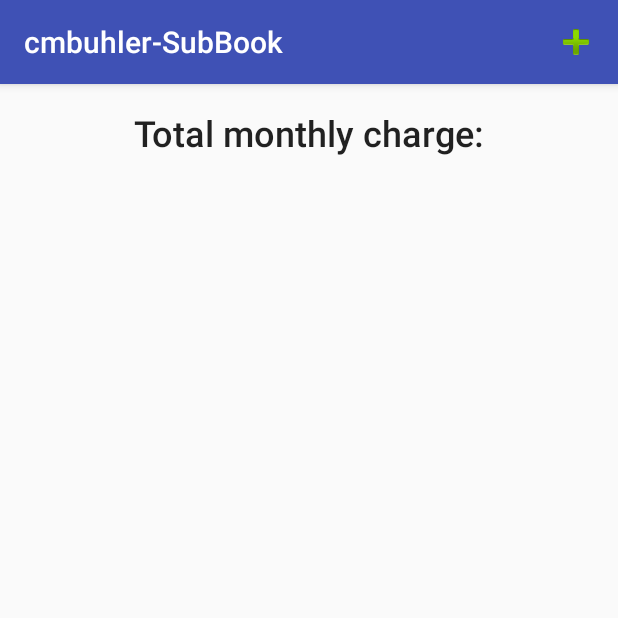
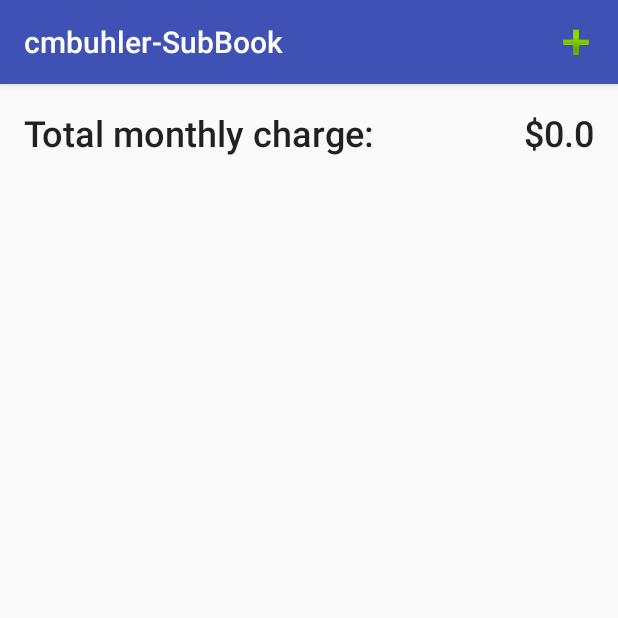
Before and after one commit to cmbuhler/cmbuhler-SubBook, an Android app: the screen it shows after launch (MainActivity), on a phone screen of 412 x 824 dp, the top half of it. Run offline under Robolectric (Android 15) with nearby library versions, the phone set to English and light mode, and no system bars.

Commit message:
Implemented the home screen ListView and Home Sreen Total Charge.

```diff
--- a/app/src/main/java/com/example/chase/cmbuhler_subbook/MainActivity.java
+++ b/app/src/main/java/com/example/chase/cmbuhler_subbook/MainActivity.java
@@ -7,13 +7,37 @@ import android.view.Menu;
 import android.view.MenuInflater;
 import android.view.MenuItem;
 import android.view.View;
+import android.widget.ListView;
+import android.widget.TextView;
+
+import java.util.ArrayList;
 
 public class MainActivity extends AppCompatActivity {
+
+    private ListView subList;
+    private TextView totalChargeValue;
 
     @Override
     protected void onCreate(Bundle savedInstanceState) {
         super.onCreate(savedInstanceState);
         setContentView(R.layout.activity_main);
+
+        totalChargeValue = findViewById(R.id.totalChargeValue);
+        subList = findViewById(R.id.listView);
+    }
+
+    @Override
+    protected void onStart(){
+        super.onStart();
+
+        updateList();
+    }
+
+    private void updateList(){
+
+        totalChargeValue.setText("$" + SubList.getInstance().getTotalCharge());
+        SubAdapter adapter = new SubAdapter(this, SubList.getInstance().getSubList());
+        subList.setAdapter(adapter);
     }
 
     /**
--- a/app/src/main/java/com/example/chase/cmbuhler_subbook/SubList.java
+++ b/app/src/main/java/com/example/chase/cmbuhler_subbook/SubList.java
@@ -8,6 +8,7 @@ import java.util.ArrayList;
 
 public class SubList {
     private static SubList mySubList = new SubList();
+    private float totalCharge;
     private ArrayList<Subscription> subList;
 
     private SubList(){
@@ -32,12 +33,19 @@ public class SubList {
         add(name, year, month, day, charge, null);
         //Save to file
     }
+
+    public float getTotalCharge(){
+        return totalCharge;
+    }
+
     public void add(String name, int year, int month, int day, float charge, String comment){
+        totalCharge = totalCharge + charge;
         Subscription sub = new Subscription(name, year, month, day, charge, comment);
         subList.add(sub);
     }
 
     public void remove(Subscription sub){
+        totalCharge = totalCharge - sub.getCharge();
         subList.remove(sub);
         //Remove from file
     }
--- a/app/src/main/res/layout/activity_main.xml
+++ b/app/src/main/res/layout/activity_main.xml
@@ -9,19 +9,30 @@
     tools:layout_editor_absoluteY="81dp">
 
     <TextView
-        android:id="@+id/totalCharge"
-        android:layout_width="wrap_content"
+        android:id="@+id/totalChargeText"
+        android:layout_width="235dp"
         android:layout_height="wrap_content"
-        android:layout_marginEnd="16dp"
         android:layout_marginStart="16dp"
         android:layout_marginTop="16dp"
         android:text="@string/total_charge"
         android:textAppearance="@style/TextAppearance.AppCompat.Body2"
         android:textSize="24sp"
-        app:layout_constraintEnd_toEndOf="parent"
-        app:layout_constraintHorizontal_bias="0.5"
         app:layout_constraintLeft_toLeftOf="parent"
         app:layout_constraintStart_toStartOf="parent"
+        app:layout_constraintTop_toTopOf="parent"
+        tools:layout_conversion_absoluteHeight="32dp"
+        tools:layout_conversion_absoluteWidth="334dp" />
+
+    <TextView
+        android:id="@+id/totalChargeValue"
+        android:layout_width="wrap_content"
+        android:layout_height="wrap_content"
+        android:layout_marginEnd="16dp"
+        android:layout_marginTop="16dp"
+        android:text="$0.00"
+        android:textAppearance="@style/TextAppearance.AppCompat.Body2"
+        android:textSize="24sp"
+        app:layout_constraintEnd_toEndOf="parent"
         app:layout_constraintTop_toTopOf="parent"
         tools:layout_conversion_absoluteHeight="32dp"
         tools:layout_conversion_absoluteWidth="334dp" />
@@ -31,10 +42,9 @@
         android:id="@+id/listView"
         android:layout_width="match_parent"
         android:layout_height="0dp"
-        android:layout_marginBottom="16dp"
         android:layout_marginTop="16dp"
         app:layout_constraintBottom_toBottomOf="parent"
-        app:layout_constraintTop_toBottomOf="@+id/totalCharge" />
+        app:layout_constraintTop_toBottomOf="@+id/totalChargeValue" />
 
 
 </android.support.constraint.ConstraintLayout>
```
Also changed, not shown: app/src/main/java/com/example/chase/cmbuhler_subbook/AddNewSubActivity.java (+2 -19 lines), app/src/main/java/com/example/chase/cmbuhler_subbook/SubAdapter.java (+22 -2 lines), app/src/main/java/com/example/chase/cmbuhler_subbook/Subscription.java (+19 -0 lines), app/src/main/res/layout/list_sub.xml (+25 -4 lines).
